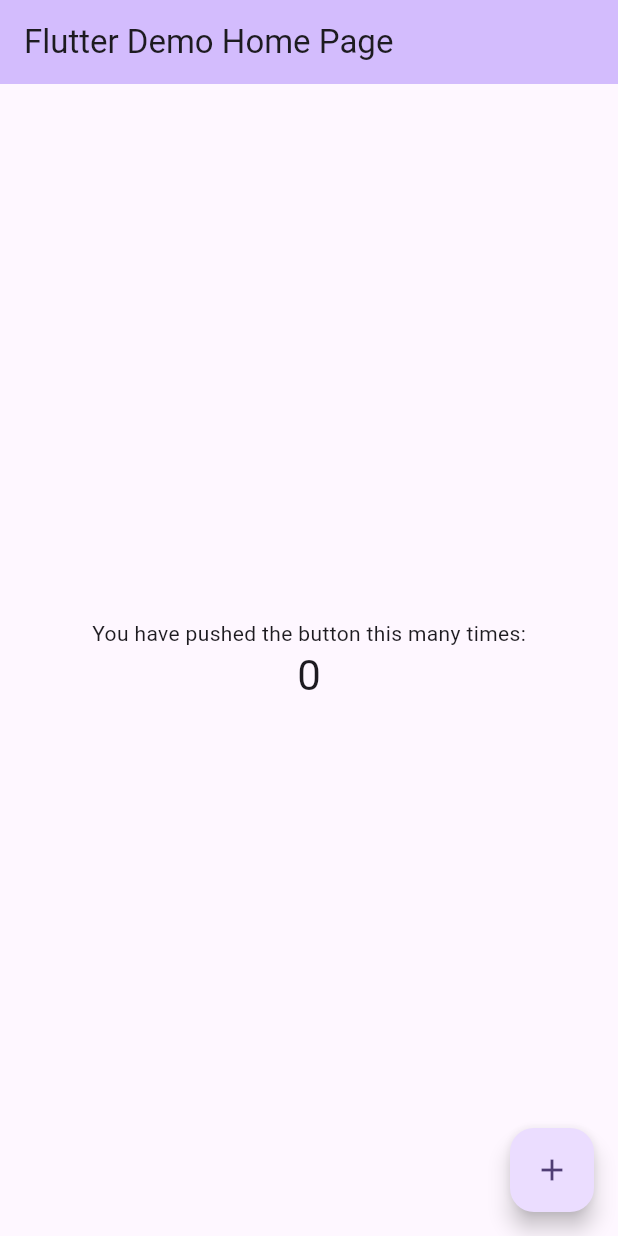
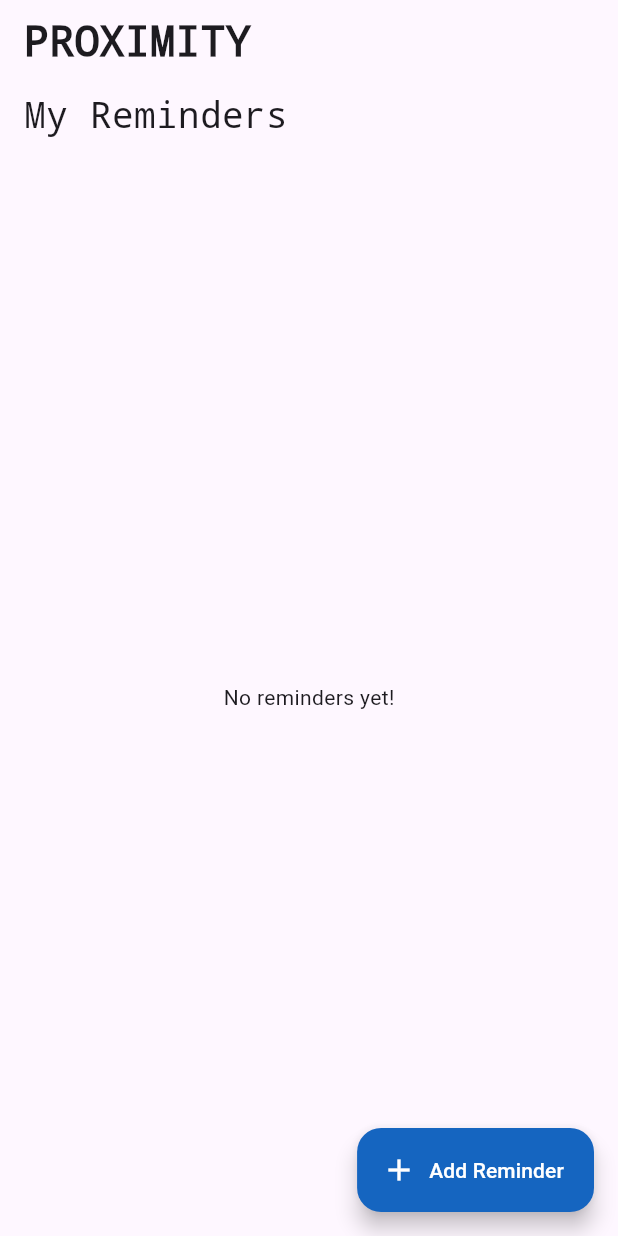
Before and after one commit to KeshavBansal42/Proximity, a Flutter app: the screen it shows after launch, on a phone screen of 412 x 824 dp. Run offline on Flutter 3.47's test engine with Material 3 defaults, Android fonts, the phone set to English and light mode, and no system bars; our stand-ins replace flutter_map, geolocator, hive, hive_flutter, latlong2; accounts and stored records are empty.

Commit message:
Made UI, Used hive for local storage

```diff
--- /dev/null
+++ b/proximity/flutter_launcher_icons.yaml
@@ -0,0 +1,5 @@
+flutter_launcher_icons:
+  android: "launcher_icon"
+  ios: true
+  image_path: "images/app-icon.png"
+  min_sdk_android: 21
--- a/proximity/lib/main.dart
+++ b/proximity/lib/main.dart
@@ -1,123 +1,20 @@
 import 'package:flutter/material.dart';
+import 'package:proximity/models/reminder_model.dart';
+import 'screens/home_screen.dart';
+import 'services/database_service.dart';
 
-void main() {
+void main() async {
+  WidgetsFlutterBinding.ensureInitialized();
+  await DatabaseService.init();
+
   runApp(const MyApp());
 }
 
 class MyApp extends StatelessWidget {
   const MyApp({super.key});
 
-  // This widget is the root of your application.
   @override
   Widget build(BuildContext context) {
-    return MaterialApp(
-      debugShowCheckedModeBanner: false,
-      title: 'Flutter Demo',
-      theme: ThemeData(
-        // This is the theme of your application.
-        //
-        // TRY THIS: Try running your application with "flutter run". You'll see
-        // the application has a purple toolbar. Then, without quitting the app,
-        // try changing the seedColor in the colorScheme below to Colors.green
-        // and then invoke "hot reload" (save your changes or press the "hot
-        // reload" button in a Flutter-supported IDE, or press "r" if you used
-        // the command line to start the app).
-        //
-        // Notice that the counter didn't reset back to zero; the application
-        // state is not lost during the reload. To reset the state, use hot
-        // restart instead.
-        //
-        // This works for code too, not just values: Most code changes can be
-        // tested with just a hot reload.
-        colorScheme: .fromSeed(seedColor: Colors.deepPurple),
-      ),
-      home: const MyHomePage(title: 'Flutter Demo Home Page'),
-    );
+    return MaterialApp(debugShowCheckedModeBanner: false, home: Home());
   }
 }
-
-class MyHomePage extends StatefulWidget {
-  const MyHomePage({super.key, required this.title});
-
-  // This widget is the home page of your application. It is stateful, meaning
-  // that it has a State object (defined below) that contains fields that affect
-  // how it looks.
-
-  // This class is the configuration for the state. It holds the values (in this
-  // case the title) provided by the parent (in this case the App widget) and
-  // used by the build method of the State. Fields in a Widget subclass are
-  // always marked "final".
-
-  final String title;
-
-  @override
-  State<MyHomePage> createState() => _MyHomePageState();
-}
-
-class _MyHomePageState extends State<MyHomePage> {
-  int _counter = 0;
-
-  void _incrementCounter() {
-    setState(() {
-      // This call to setState tells the Flutter framework that something has
-      // changed in this State, which causes it to rerun the build method below
-      // so that the display can reflect the updated values. If we changed
-      // _counter without calling setState(), then the build method would not be
-      // called again, and so nothing would appear to happen.
-      _counter++;
-    });
-  }
-
-  @override
-  Widget build(BuildContext context) {
-    // This method is rerun every time setState is called, for instance as done
-    // by the _incrementCounter method above.
-    //
-    // The Flutter framework has been optimized to make rerunning build methods
-    // fast, so that you can just rebuild anything that needs updating rather
-    // than having to individually change instances of widgets.
-    return Scaffold(
-      appBar: AppBar(
-        // TRY THIS: Try changing the color here to a specific color (to
-        // Colors.amber, perhaps?) and trigger a hot reload to see the AppBar
-        // change color while the other colors stay the same.
-        backgroundColor: Theme.of(context).colorScheme.inversePrimary,
-        // Here we take the value from the MyHomePage object that was created by
-        // the App.build method, and use it to set our appbar title.
-        title: Text(widget.title),
-      ),
-      body: Center(
-        // Center is a layout widget. It takes a single child and positions it
-        // in the middle of the parent.
-        child: Column(
-          // Column is also a layout widget. It takes a list of children and
-          // arranges them vertically. By default, it sizes itself to fit its
-          // children horizontally, and tries to be as tall as its parent.
-          //
-          // Column has various properties to control how it sizes itself and
-          // how it positions its children. Here we use mainAxisAlignment to
-          // center the children vertically; the main axis here is the vertical
-          // axis because Columns are vertical (the cross axis would be
-          // horizontal).
-          //
-          // TRY THIS: Invoke "debug painting" (choose the "Toggle Debug Paint"
-          // action in the IDE, or press "p" in the console), to see the
-          // wireframe for each widget.
-          mainAxisAlignment: .center,
-          children: [
-            const Text('You have pushed the button this many times:'),
-            Text(
-              '$_counter',
-              style: Theme.of(context).textTheme.headlineMedium,
-            ),
-          ],
-        ),
-      ),
-      floatingActionButton: FloatingActionButton(
-        onPressed: _incrementCounter,
-        tooltip: 'Increment',
-        child: const Icon(Icons.add),
-      ),
-    );
-  }
-}
--- /dev/null
+++ b/proximity/lib/models/reminder_model.dart
@@ -0,0 +1,37 @@
+import 'package:hive/hive.dart';
+
+part 'reminder_model.g.dart';
+
+@HiveType(typeId: 0)
+class Reminder{
+  @HiveField(0)
+  final String title;
+
+  @HiveField(1)
+  final double latitude;
+
+  @HiveField(2)
+  final double longitude;
+
+  @HiveField(3)
+  final double radius;
+
+  @HiveField(4)
+  final bool isActive;
+
+  @HiveField(5)
+  final int hour;
+
+  @HiveField(6)
+  final int minute;
+
+  Reminder({
+    required this.title,
+    required this.latitude,
+    required this.longitude,
+    required this.radius,
+    this.isActive = true,
+    required this.hour,
+    required this.minute
+  });
+}
--- /dev/null
+++ b/proximity/lib/screens/home_screen.dart
@@ -0,0 +1,125 @@
+import 'package:flutter/material.dart';
+import 'package:proximity/screens/add_reminder_screen.dart';
+import 'package:hive_flutter/hive_flutter.dart';
+import '../models/reminder_model.dart';
+import '../services/database_service.dart';
+
+class Home extends StatefulWidget {
+  const Home({super.key});
+
+  @override
+  State<Home> createState() => _HomeState();
+}
+
+class _HomeState extends State<Home> {
+  @override
+  Widget build(BuildContext context) {
+    return Scaffold(
+      appBar: AppBar(
+        title: Text(
+          "PROXIMITY",
+          style: TextStyle(
+            fontWeight: FontWeight.w900,
+            fontFamily: "Courier",
+            fontSize: 28,
+          ),
+        ),
+        // centerTitle: true,
+      ),
+      body: Padding(
+        padding: const EdgeInsets.symmetric(horizontal: 16, vertical: 4),
+        child: Column(
+          crossAxisAlignment: CrossAxisAlignment.start,
+          children: [
+            Text(
+              "My Reminders",
+              style: TextStyle(
+                // decoration: TextDecoration.underline,
+                fontWeight: FontWeight.w500,
+                fontFamily: "Courier",
+                fontSize: 24,
+              ),
+            ),
+            SizedBox(height: 16),
+            Expanded(
+              child: ValueListenableBuilder(
+                valueListenable: DatabaseService.getBox().listenable(),
+                builder: (context, box, child) {
+                  final reminders = box.values.toList().cast<Reminder>();
+
+                  if (reminders.isEmpty) {
+                    return const Center(child: Text("No reminders yet!"));
+                  }
+
+                  return ListView.builder(
+                    itemCount: reminders.length,
+                    itemBuilder: (context, index) {
+                      final reminder = reminders[index];
+                      return Card(
+                        child: ListTile(
+                          leading: Checkbox(
+                            checkColor: Colors.white,
+                            fillColor: reminder.isActive ? MaterialStateProperty.all(
+                              Colors.blue[800],
+                            ): null,
+                            value: reminder.isActive,
+                            onChanged: (bool? value) {
+                              final updatedReminder = Reminder(
+                                title: reminder.title,
+                                latitude: reminder.latitude,
+                                longitude: reminder.longitude,
+                                radius: reminder.radius,
+                                hour: reminder.hour,
+                                minute: reminder.minute,
+                                isActive: value ?? false,
+                              );
+                              box.putAt(index, updatedReminder);
+                            },
+                          ),
+                          title: Text(reminder.title,
+                          style: TextStyle(
+                            decoration: !reminder.isActive ? TextDecoration.lineThrough : null,
+                            fontFamily: "Courier",
+                            fontWeight: FontWeight.bold,
+                          ),
+                          ),
+                          subtitle: Text(
+                            style: TextStyle(
+                              fontWeight: FontWeight.w600,
+                              fontSize: 28,
+                              fontFamily: "Courier"
+                            ),
+                            "${reminder.hour.toString().padLeft(2, '0')} : ${reminder.minute.toString().padLeft(2, '0')}",
+                          ),
+                          trailing: IconButton(
+                            onPressed: () {
+                              box.deleteAt(index);
+                            },
+                            icon: Icon(Icons.delete),
+                            color: Colors.red,
+                          ),
+                        ),
+                      );
+                    },
+                  );
+                },
+              ),
+            ),
+          ],
+        ),
+      ),
+      floatingActionButton: FloatingActionButton.extended(
+        onPressed: () {
+          Navigator.push(
+            context,
+            MaterialPageRoute(builder: (context) => AddReminderScreen()),
+          );
+        },
+        label: Text("Add Reminder"),
+        icon: Icon(Icons.add),
+        backgroundColor: Colors.blue[800],
+        foregroundColor: Colors.white,
+      ),
+    );
+  }
+}
--- /dev/null
+++ b/proximity/lib/services/database_service.dart
@@ -0,0 +1,26 @@
+import 'package:hive_flutter/hive_flutter.dart';
+import '../models/reminder_model.dart';
+
+class DatabaseService {
+  static const String _boxname = "reminders";
+
+  static Future<void> init() async{
+    await Hive.initFlutter();
+
+    Hive.registerAdapter(ReminderAdapter());
+
+    await Hive.openBox<Reminder>(_boxname);
+  }
+
+  static Box<Reminder> getBox(){
+    return Hive.box<Reminder>(_boxname);
+  }
+
+  static Future<void> addReminder(Reminder task) async {
+    await getBox().add(task);
+  }
+
+  static List<Reminder> getAllReminders() {
+    return getBox().values.toList();
+  }
+}
```
Also changed, not shown: proximity/lib/screens/add_reminder_screen.dart (added, +296 -0 lines), proximity/pubspec.yaml (+11 -2 lines), proximity/images/app-icon.png (added), proximity/lib/models/reminder_model.g.dart (added), proximity/lib/services/location_service.dart (added), proximity/lib/services/notification_service.dart (added), proximity/pubspec.lock, 32 other files.
